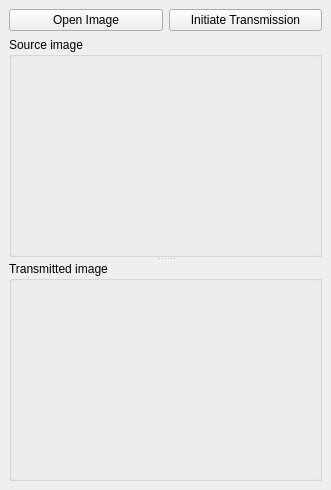
The window that Computer_networks/p2p/src/forms/transmission_widget.ui (rutsky/semester09) describes before a commit, drawn with Qt 5.
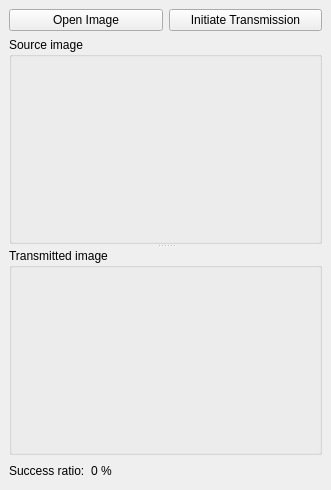
The same window after the commit.

Commit message: Add success ratio label

Patch:
```diff
--- a/Computer_networks/p2p/src/forms/transmission_widget.ui
+++ b/Computer_networks/p2p/src/forms/transmission_widget.ui
@@ -63,6 +63,37 @@
       </widget>
      </widget>
     </item>
+    <item>
+     <layout class="QHBoxLayout" name="horizontalLayout_4">
+      <item>
+       <widget class="QLabel" name="label">
+        <property name="text">
+         <string>Success ratio:</string>
+        </property>
+       </widget>
+      </item>
+      <item>
+       <widget class="QLabel" name="successRatioLabel">
+        <property name="text">
+         <string>0 %</string>
+        </property>
+       </widget>
+      </item>
+      <item>
+       <spacer name="horizontalSpacer">
+        <property name="orientation">
+         <enum>Qt::Horizontal</enum>
+        </property>
+        <property name="sizeHint" stdset="0">
+         <size>
+          <width>40</width>
+          <height>20</height>
+         </size>
+        </property>
+       </spacer>
+      </item>
+     </layout>
+    </item>
    </layout>
   </widget>
  </widget>
```
